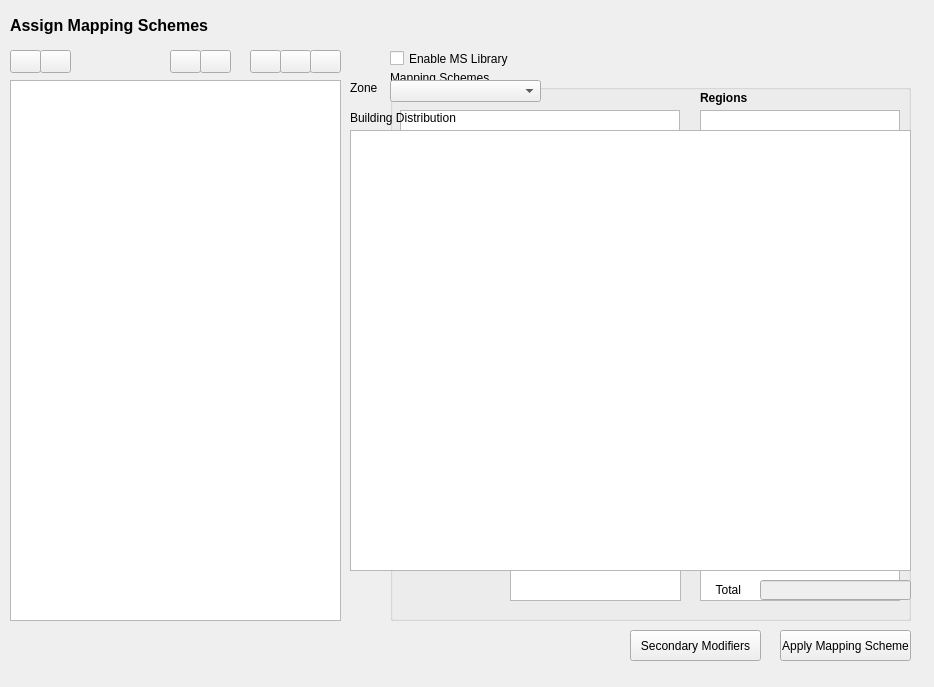
First picture: the form in qt/wdg_ms.ui, repository gem/sidd, before the edit.
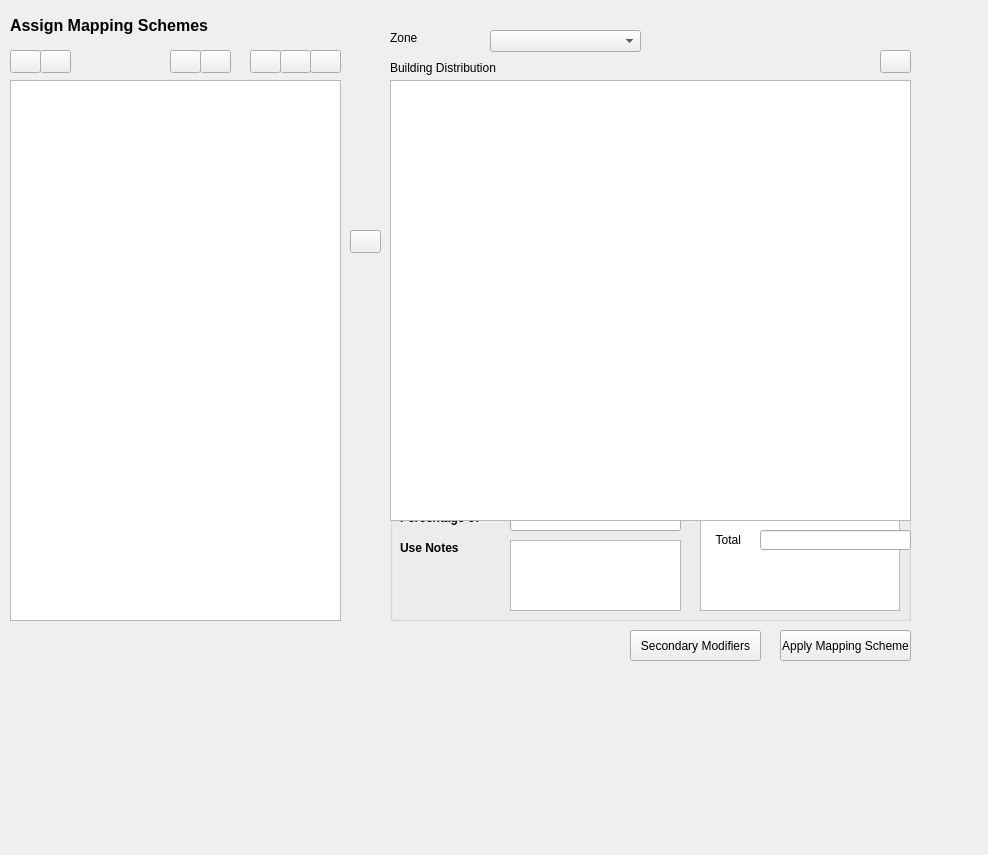
Second picture: the form after the edit. Icons and pictures are not drawn.

Commit message:
updates - new processing option allowing generating exposure from three methods   - monte-carlo, fraction, fraction rounded - run fragmentation and building count analysis on result and display report   on preview screen - export shapefile separates geometry and attributes - export exposure to CSV file - export Mapping Scheme leaves as CSV files - multiple bug fixes
test updates
- datasets to match test cases
- update code in test cases

```diff
--- a/qt/wdg_ms.ui
+++ b/qt/wdg_ms.ui
@@ -6,8 +6,8 @@
    <rect>
     <x>0</x>
     <y>0</y>
-    <width>934</width>
-    <height>687</height>
+    <width>988</width>
+    <height>855</height>
    </rect>
   </property>
   <property name="windowTitle">
@@ -222,24 +222,11 @@
    <property name="geometry">
     <rect>
      <x>350</x>
-     <y>50</y>
+     <y>80</y>
      <width>561</width>
-     <height>571</height>
+     <height>541</height>
     </rect>
    </property>
-   <widget class="QCheckBox" name="ck_enable_ms_library">
-    <property name="geometry">
-     <rect>
-      <x>40</x>
-      <y>0</y>
-      <width>251</width>
-      <height>17</height>
-     </rect>
-    </property>
-    <property name="text">
-     <string>Enable MS Library</string>
-    </property>
-   </widget>
    <widget class="QPushButton" name="btn_add_branch">
     <property name="geometry">
      <rect>
@@ -264,9 +251,9 @@
     <property name="geometry">
      <rect>
       <x>40</x>
-      <y>20</y>
+      <y>0</y>
       <width>521</width>
-      <height>551</height>
+      <height>541</height>
      </rect>
     </property>
     <property name="title">
@@ -550,21 +537,22 @@
      </property>
     </widget>
    </widget>
-   <widget class="QWidget" name="widgetMSLeaves" native="true">
+  </widget>
+  <widget class="QWidget" name="widget_ms_leaves" native="true">
     <property name="geometry">
      <rect>
-      <x>0</x>
-      <y>0</y>
+     <x>350</x>
+     <y>30</y>
       <width>561</width>
-      <height>571</height>
+     <height>531</height>
      </rect>
     </property>
     <widget class="QTableView" name="table_ms_leaves">
      <property name="geometry">
       <rect>
-       <x>0</x>
-       <y>80</y>
-       <width>561</width>
+      <x>40</x>
+      <y>50</y>
+      <width>521</width>
        <height>441</height>
       </rect>
      </property>
@@ -572,8 +560,8 @@
     <widget class="QComboBox" name="cb_ms_zones">
      <property name="geometry">
       <rect>
-       <x>40</x>
-       <y>30</y>
+      <x>140</x>
+      <y>0</y>
        <width>151</width>
        <height>22</height>
       </rect>
@@ -582,9 +570,9 @@
     <widget class="QLabel" name="lb_ms_zones">
      <property name="geometry">
       <rect>
-       <x>0</x>
-       <y>30</y>
-       <width>41</width>
+      <x>40</x>
+      <y>0</y>
+      <width>91</width>
        <height>16</height>
       </rect>
      </property>
@@ -596,23 +584,23 @@
      </property>
     </widget>
     <widget class="QLineEdit" name="txt_leaves_total">
-     <property name="enabled">
-      <bool>false</bool>
-     </property>
      <property name="geometry">
       <rect>
        <x>410</x>
-       <y>530</y>
+      <y>500</y>
        <width>151</width>
        <height>20</height>
       </rect>
      </property>
+    <property name="readOnly">
+     <bool>true</bool>
+    </property>
     </widget>
     <widget class="QLabel" name="lb_leaves_total">
      <property name="geometry">
       <rect>
        <x>300</x>
-       <y>530</y>
+      <y>500</y>
        <width>91</width>
        <height>20</height>
       </rect>
@@ -627,8 +615,8 @@
     <widget class="QLabel" name="lb_ms_leaves">
      <property name="geometry">
       <rect>
-       <x>0</x>
-       <y>60</y>
+      <x>40</x>
+      <y>30</y>
        <width>111</width>
        <height>16</height>
       </rect>
@@ -637,6 +625,22 @@
       <string>Building Distribution</string>
      </property>
     </widget>
+   <widget class="QPushButton" name="btn_save_bldg_distribution">
+    <property name="geometry">
+     <rect>
+      <x>530</x>
+      <y>20</y>
+      <width>31</width>
+      <height>23</height>
+     </rect>
+    </property>
+    <property name="text">
+     <string/>
+    </property>
+    <property name="icon">
+     <iconset resource="resources/SIDDResource.qrc">
+      <normaloff>:/imgs/icons/save.png</normaloff>:/imgs/icons/save.png</iconset>
+    </property>
    </widget>
   </widget>
  </widget>
```
Left out of the diff: 38 changed lines with no effect on the pictures. Lines whose indentation alone changed are shown as unchanged. The commit also changes 94 other files.
